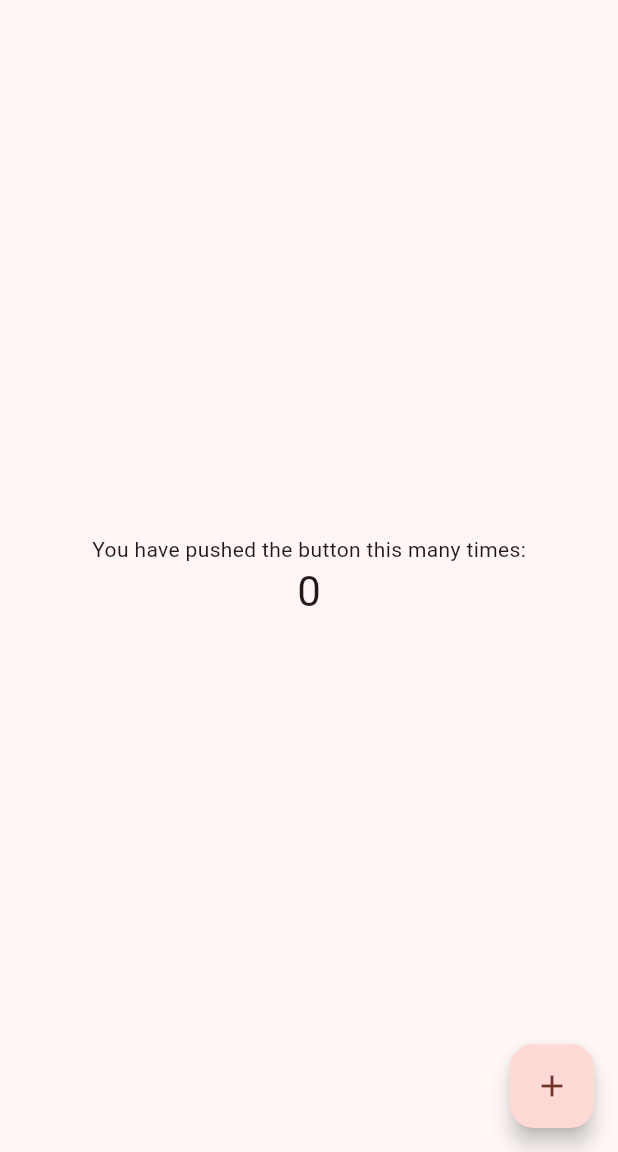
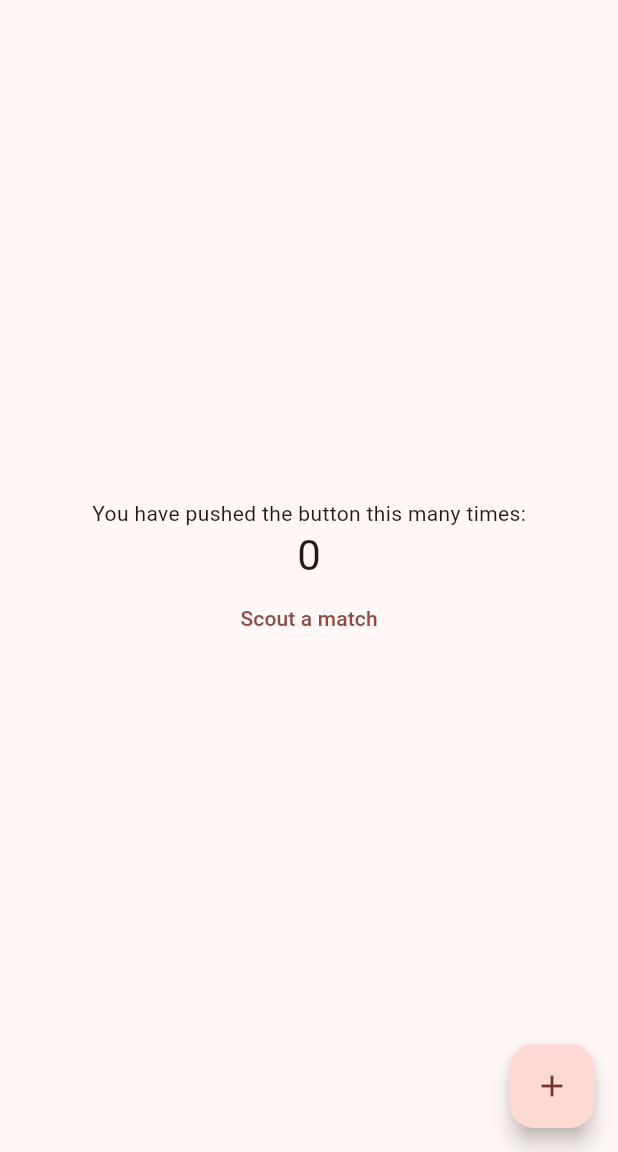
Before and after one commit to team1306/BadgerBetsV2, a Flutter app: the screen it shows after launch, on a phone screen of 412 x 824 dp, the part 84-1236 px from its top. Run offline on Flutter 3.47's test engine with Material 3 defaults, Android fonts, the phone set to English and light mode, and no system bars.

Commit message:
added button to go to scouting page

```diff
--- a/lib/main.dart
+++ b/lib/main.dart
@@ -1,3 +1,4 @@
+import 'package:bbotsscoutingapp2025/scout.dart';
 import 'package:flutter/material.dart';
 
 void main() {
@@ -104,11 +105,16 @@ class DashboardState extends State<Dashboard> {
           // wireframe for each widget.
           mainAxisAlignment: MainAxisAlignment.center,
           children: <Widget>[
+
             const Text('You have pushed the button this many times:'),
             Text(
               '$_counter',
               style: Theme.of(context).textTheme.headlineMedium,
             ),
+            TextButton(
+              onPressed: () => {Navigator.push(context, MaterialPageRoute(builder: (context) => Scout()))},
+              child: Text("Scout a match")
+            )
           ],
         ),
       ),
--- /dev/null
+++ b/lib/scout.dart
@@ -0,0 +1,19 @@
+import 'package:flutter/material.dart';
+
+class Scout extends StatefulWidget {
+  const Scout ({super.key});
+
+
+  @override
+  State<StatefulWidget> createState() => PreMatchState();
+}
+
+class PreMatchState extends State<Scout> {
+
+  @override
+  Widget build(BuildContext context) {
+    return Scaffold(
+      body: Text("Test")
+    );
+  }
+}
```
